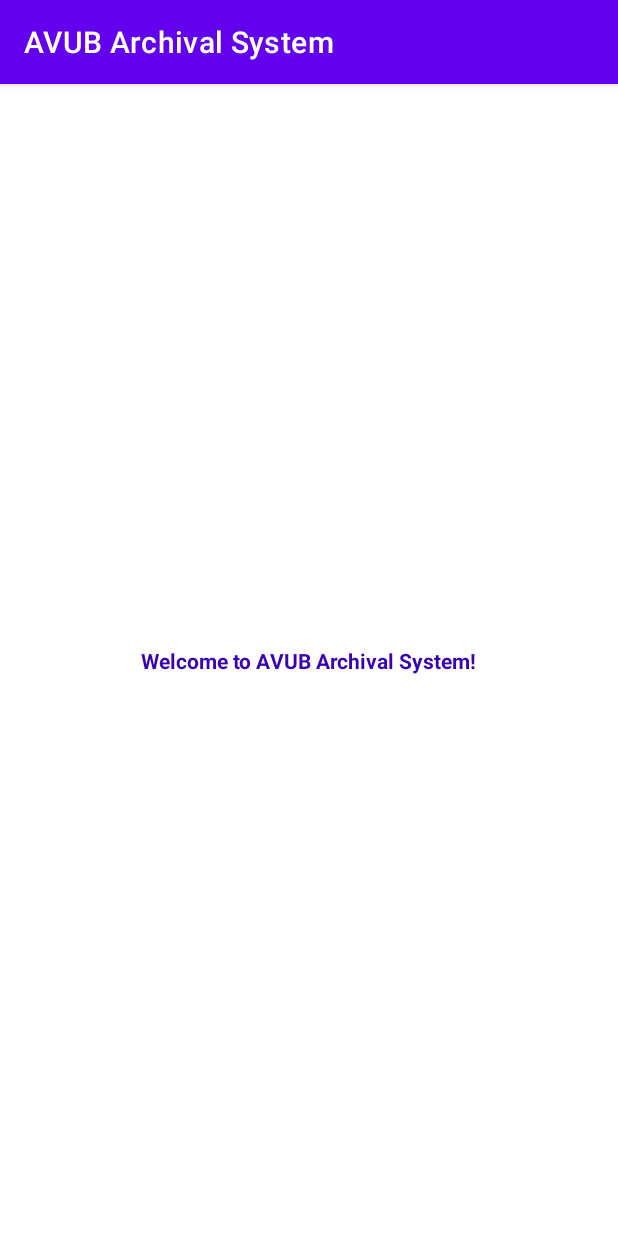
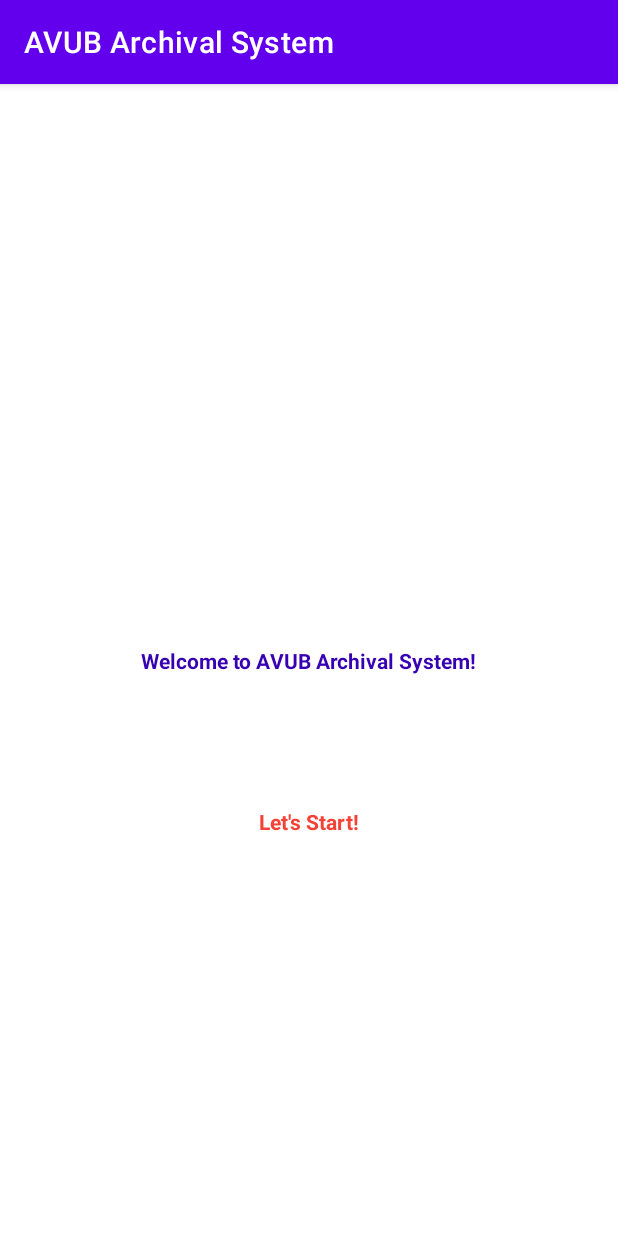
Before and after one commit to PalashHalder/AVUB-Archival-System, an Android app: the screen it shows after launch (MainActivity), on a phone screen of 412 x 824 dp. Run offline under Robolectric (Android 15) with nearby library versions, the phone set to English and light mode, and no system bars.

Commit message:
new text added

```diff
--- a/app/src/main/res/layout/activity_main.xml
+++ b/app/src/main/res/layout/activity_main.xml
@@ -7,6 +7,7 @@
     tools:context=".MainActivity">
 
     <TextView
+        android:id="@+id/welcome_text"
         android:layout_width="wrap_content"
         android:layout_height="wrap_content"
         android:text="Welcome to AVUB Archival System!"
@@ -17,4 +18,18 @@
         app:layout_constraintStart_toStartOf="parent"
         app:layout_constraintTop_toTopOf="parent" />
 
+
+    <TextView
+
+        android:layout_width="wrap_content"
+        android:layout_height="wrap_content"
+        android:text="Let's Start!"
+        android:textColor="#F44336"
+        android:textStyle="bold"
+        app:layout_constraintBottom_toBottomOf="parent"
+        app:layout_constraintEnd_toEndOf="parent"
+        app:layout_constraintStart_toStartOf="parent"
+        app:layout_constraintTop_toTopOf="parent"
+        app:layout_constraintVertical_bias="0.644" />
+
 </androidx.constraintlayout.widget.ConstraintLayout>
```
